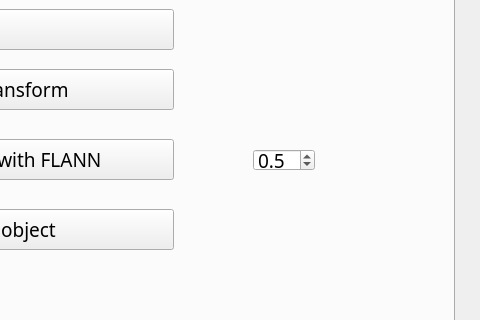
First picture: the form in QTGUI/QTGUI.ui, repository jizhiguo/DNNCV, before the edit; both pictures show x 532 to 1012 and y 182 to 502 of the 1012 by 708 pixel window.
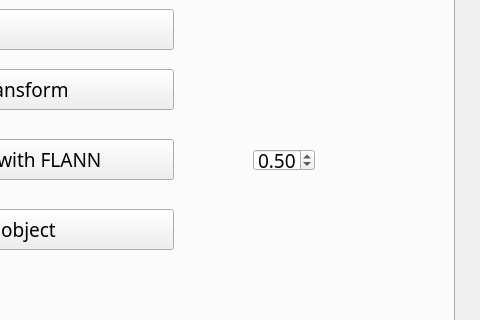
Second picture: the form after the edit. Custom widgets are drawn as their Qt base class.

Diff of the .ui file:
```diff
--- a/QTGUI/QTGUI.ui
+++ b/QTGUI/QTGUI.ui
@@ -363,7 +363,7 @@
       </rect>
      </property>
      <property name="decimals">
-      <number>1</number>
+      <number>2</number>
      </property>
      <property name="maximum">
       <double>1.000000000000000</double>
```
Left out of the diff: 2 changed lines with no effect on the pictures.
